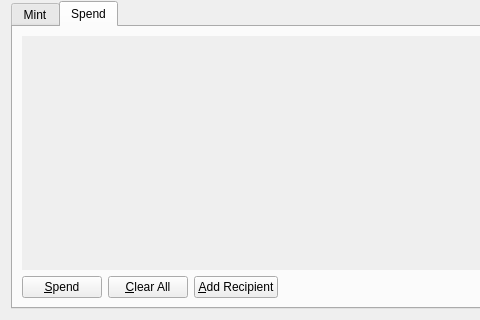
The window that src/qt/forms/sigmapage.ui (firoorg/firo) describes before a commit, drawn with Qt 5; both pictures show x 0 to 480 and y 214 to 534 of the 729 by 534 pixel window.
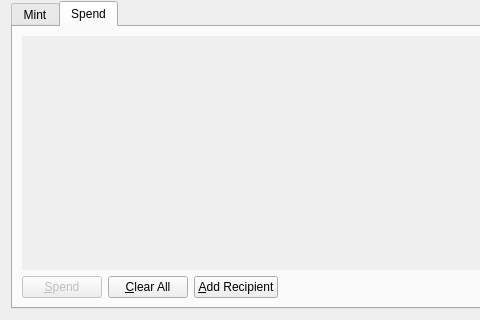
The same window after the commit. The open tabs and pages were chosen to show the change. Icons and pictures are not drawn.

What changed in the file:
```diff
--- a/src/qt/forms/sigmapage.ui
+++ b/src/qt/forms/sigmapage.ui
@@ -522,6 +522,9 @@
           <layout class="QHBoxLayout" name="horizontalLayout_6">
            <item>
             <widget class="QPushButton" name="sendButton">
+             <property name="enabled">
+              <bool>false</bool>
+             </property>
              <property name="text">
               <string>&amp;Spend</string>
              </property>
```
Left out of the diff: 2 changed lines with no effect on the pictures.
